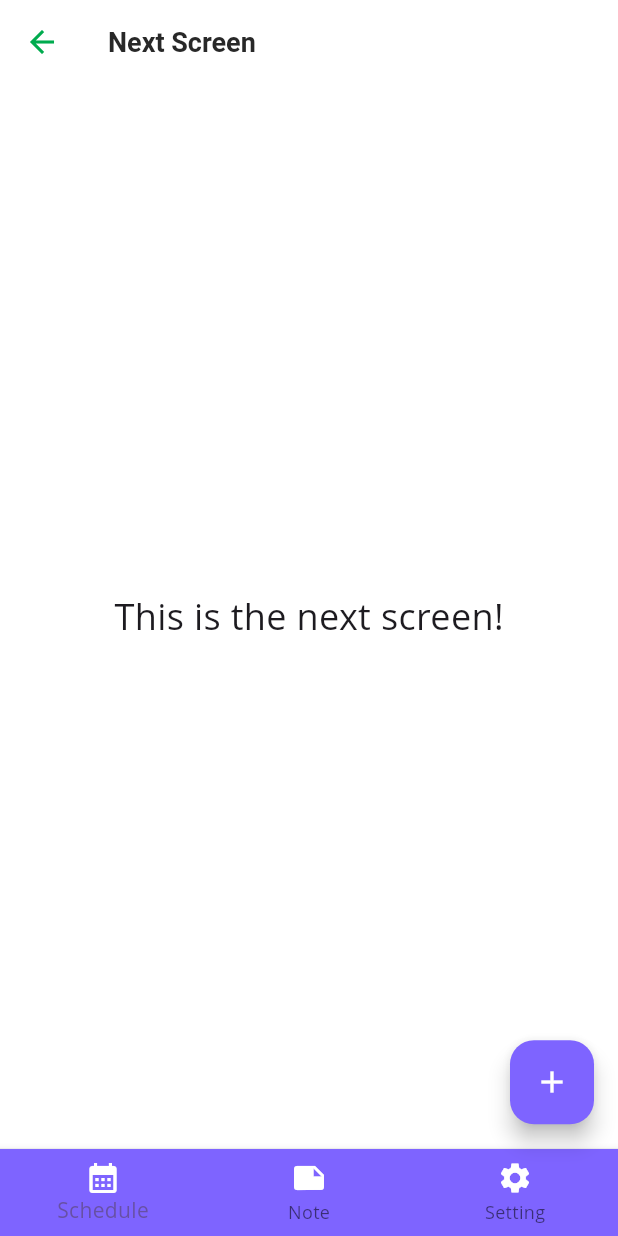
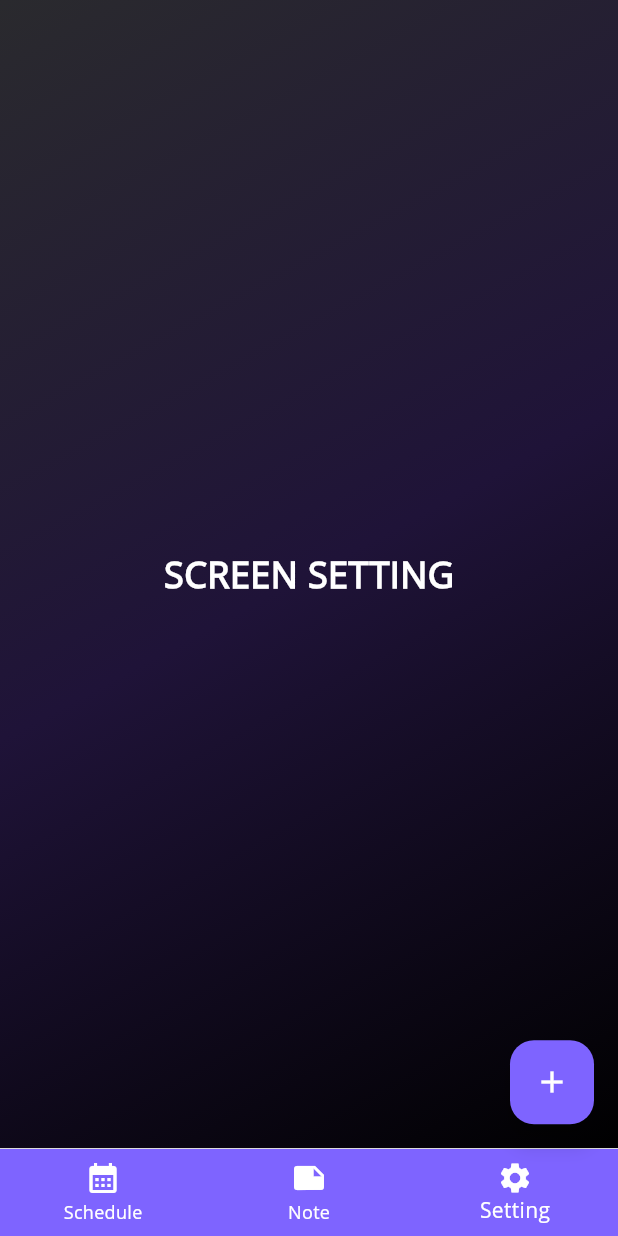
Before and after one commit to aatiocode/on_time, a Flutter app: the HomeScreen screen opened by its route, item 3 of the bottom bar chosen, on a phone screen of 412 x 824 dp. Run offline on Flutter 3.47's test engine with Material 3 defaults, Android fonts, the phone set to English and light mode, and no system bars; our stand-ins replace bloc, dartz, dio, easy_date_timeline, flutter_svg, get_it and 3 more; accounts and stored records are empty.

Commit message:
add note and setting screen

```diff
--- a/lib/presentation/feature/home/home_screen.dart
+++ b/lib/presentation/feature/home/home_screen.dart
@@ -1,6 +1,6 @@
 import 'package:flutter/material.dart';
-import 'package:flutter_bloc/flutter_bloc.dart';
-import 'package:on_time/presentation/feature/splash/splash_screen.dart';
+import 'package:on_time/presentation/feature/note/note_screen.dart';
+import 'package:on_time/presentation/feature/setting/setting_screen.dart';
 import 'package:on_time/presentation/widgets/custom_bottom_nav.dart';
 import 'package:on_time/presentation/widgets/default_background.dart';
 
@@ -27,8 +27,8 @@ class _HomeScreenState extends State<HomeScreen> {
     super.initState();
     menu = [
       (Icons.calendar_month, "Schedule", homeBody()),
-      (Icons.note, "Note", NextScreen()),
-      (Icons.settings, "Setting", NextScreen()),
+      (Icons.note, "Note", NoteScreen()),
+      (Icons.settings, "Setting", SettingScreen()),
     ];
   }
 
@@ -39,13 +39,14 @@ class _HomeScreenState extends State<HomeScreen> {
       bottomNavigationBar: CustomBottomNav(
         menu: menu,
         onTap: onItemTapped,
+        currentIndex: selectedIndex,
       ),
       floatingActionButton: FloatingActionButton(
-        backgroundColor: Color(0xFF7E64FF),
+        backgroundColor: const Color(0xFF7E64FF),
         onPressed: () {
           // Navigator.pushNamed(context, Routes.ATTENDANCE);
         },
-        child: Icon(Icons.add, color: Colors.white),
+        child: const Icon(Icons.add, color: Colors.white),
       ),
     );
   }
@@ -55,30 +56,10 @@ class _HomeScreenState extends State<HomeScreen> {
         decoration: DefaultBackground().backgroundGradient(context),
         child: SafeArea(
           child: ListView(
-            children: [
-              const SizedBox(height: 20),
-              // TopBar(),
-              // GoldMenu(),
-              // MenuGrid(),
+            children: const [
+              SizedBox(height: 20),
             ],
           ),
         ));
   }
 }
-
-class NextScreen extends StatelessWidget {
-  @override
-  Widget build(BuildContext context) {
-    return Scaffold(
-      appBar: AppBar(
-        title: Text('Next Screen'),
-      ),
-      body: Center(
-        child: Text(
-          'This is the next screen!',
-          style: TextStyle(fontSize: 24),
-        ),
-      ),
-    );
-  }
-}
--- /dev/null
+++ b/lib/presentation/feature/note/note_screen.dart
@@ -0,0 +1,22 @@
+import 'package:flutter/material.dart';
+import 'package:on_time/presentation/widgets/default_background.dart';
+
+class NoteScreen extends StatelessWidget {
+  @override
+  Widget build(BuildContext context) {
+    return Scaffold(
+      body: Container(
+          decoration: DefaultBackground().backgroundGradient(context),
+          child: const Center(
+            child: Text(
+              'SCREEN NOTE',
+              style: TextStyle(
+                fontSize: 24, // Ukuran font
+                fontWeight: FontWeight.bold, // Ketebalan font
+                color: Colors.white, // Warna teks
+              ),
+            ),
+          )),
+    );
+  }
+}
--- /dev/null
+++ b/lib/presentation/feature/setting/setting_screen.dart
@@ -0,0 +1,22 @@
+import 'package:flutter/material.dart';
+import 'package:on_time/presentation/widgets/default_background.dart';
+
+class SettingScreen extends StatelessWidget {
+  @override
+  Widget build(BuildContext context) {
+    return Scaffold(
+      body: Container(
+          decoration: DefaultBackground().backgroundGradient(context),
+          child: const Center(
+            child: Text(
+              'SCREEN SETTING',
+              style: TextStyle(
+                fontSize: 24, // Ukuran font
+                fontWeight: FontWeight.bold, // Ketebalan font
+                color: Colors.white, // Warna teks
+              ),
+            ),
+          )),
+    );
+  }
+}
--- a/lib/presentation/widgets/custom_bottom_nav.dart
+++ b/lib/presentation/widgets/custom_bottom_nav.dart
@@ -2,9 +2,14 @@ import 'package:flutter/material.dart';
 import 'package:on_time/helpers/colors_custom.dart';
 
 class CustomBottomNav extends StatelessWidget {
-  const CustomBottomNav({super.key, required this.menu, required this.onTap});
+  const CustomBottomNav(
+      {super.key,
+      required this.menu,
+      required this.onTap,
+      required this.currentIndex});
 
   final List<(IconData icon, String label, Widget page)> menu;
+  final int currentIndex;
   final Function(int) onTap;
 
   @override
@@ -19,20 +24,18 @@ class CustomBottomNav extends StatelessWidget {
         ),
       ),
       child: BottomNavigationBar(
+        currentIndex: currentIndex,
         onTap: onTap,
         type: BottomNavigationBarType.fixed,
         selectedFontSize: 14,
         unselectedFontSize: 12,
-        backgroundColor: Color(0xFF7E64FF),
+        backgroundColor: const Color(0xFF7E64FF),
+        selectedItemColor: Colors.white,
+        unselectedItemColor: Colors.white,
         elevation: 5,
         items: menu.map((item) {
           return BottomNavigationBarItem(
             icon: Icon(item.$1, color: Colors.white),
-            // SvgPicture.asset(
-            //   item.$1,
-            //   width: 20,
-            //   height: 20,
-            // ),
             label: item.$2,
           );
         }).toList(),
```
